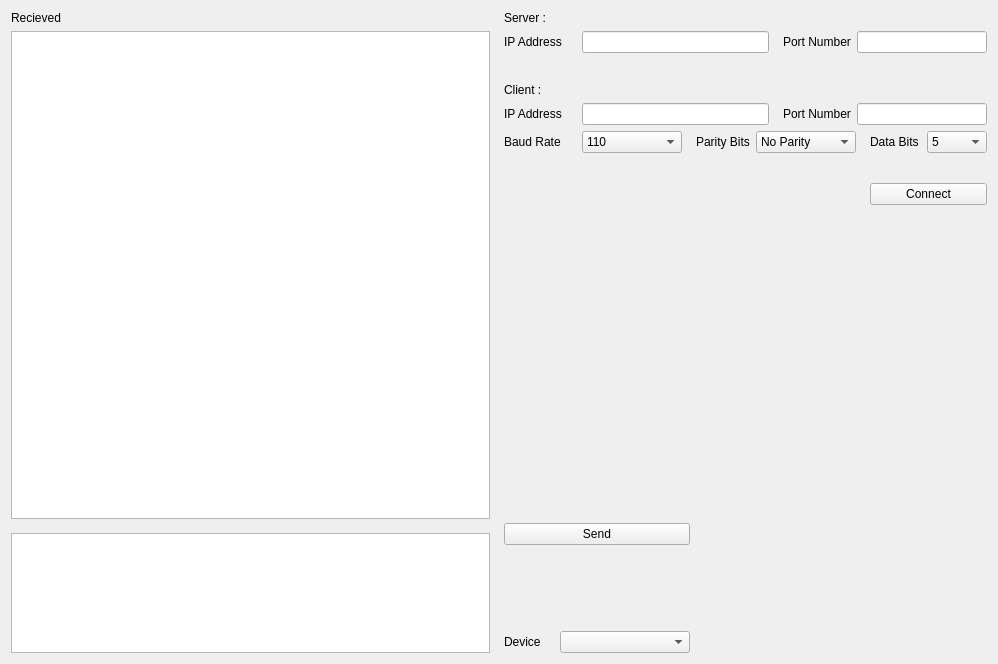
Above: src/gui/ui_files/ethernet_tab.ui from SourabhSNath/Port_Communication before the change. Below: the same form after it.
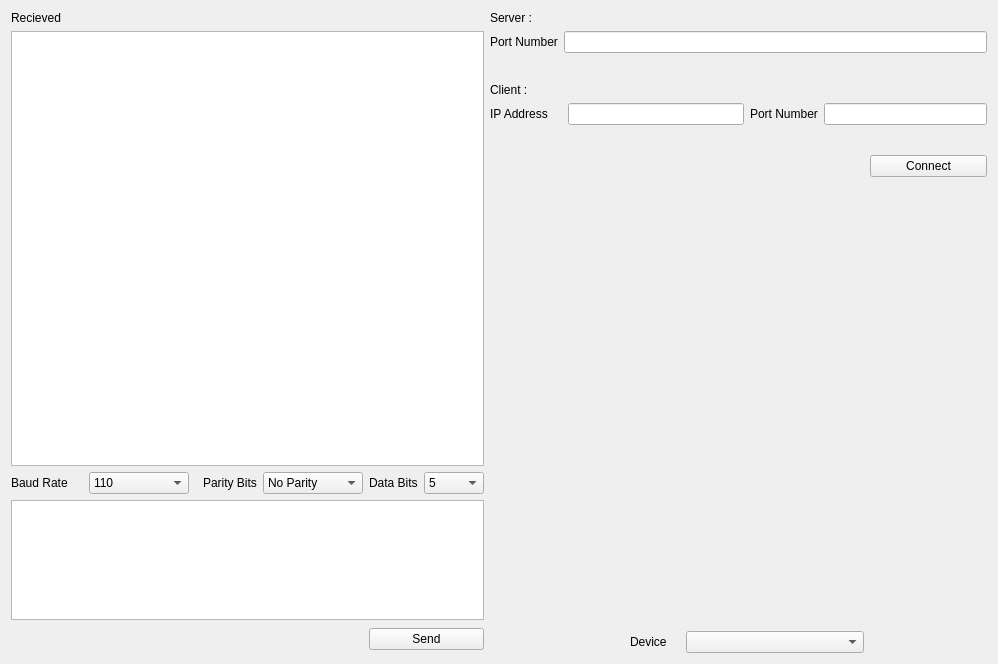
That is the form after the change.

What changed in the file:
```diff
--- a/src/gui/ui_files/ethernet_tab.ui
+++ b/src/gui/ui_files/ethernet_tab.ui
@@ -14,125 +14,25 @@
    <string>Form</string>
   </property>
   <layout class="QHBoxLayout" name="horizontalLayout">
-   <item>
-    <layout class="QVBoxLayout" name="eth_message_ox">
-     <property name="rightMargin">
-      <number>8</number>
-     </property>
-     <item>
-      <widget class="QLabel" name="eth_recieved_label">
-       <property name="text">
-        <string>Recieved</string>
-       </property>
-      </widget>
-     </item>
-     <item>
-      <widget class="QTextEdit" name="eth_recieved_message_text_output"/>
-     </item>
-     <item>
-      <layout class="QHBoxLayout" name="eth_send_message_box">
-       <property name="topMargin">
-        <number>8</number>
-       </property>
-       <item>
-        <widget class="QTextEdit" name="eth_send_message_input">
-         <property name="sizePolicy">
-          <sizepolicy hsizetype="Expanding" vsizetype="Fixed">
-           <horstretch>0</horstretch>
-           <verstretch>0</verstretch>
-          </sizepolicy>
-         </property>
-         <property name="minimumSize">
-          <size>
-           <width>0</width>
-           <height>120</height>
-          </size>
-         </property>
-         <property name="maximumSize">
-          <size>
-           <width>16777215</width>
-           <height>120</height>
-          </size>
-         </property>
-         <property name="html">
-          <string>&lt;!DOCTYPE HTML PUBLIC &quot;-//W3C//DTD HTML 4.0//EN&quot; &quot;http://www.w3.org/TR/REC-html40/strict.dtd&quot;&gt;
-&lt;html&gt;&lt;head&gt;&lt;meta name=&quot;qrichtext&quot; content=&quot;1&quot; /&gt;&lt;style type=&quot;text/css&quot;&gt;
-p, li { white-space: pre-wrap; }
-&lt;/style&gt;&lt;/head&gt;&lt;body style=&quot; font-family:'Noto Sans'; font-size:10pt; font-weight:400; font-style:normal;&quot;&gt;
-&lt;p style=&quot;-qt-paragraph-type:empty; margin-top:0px; margin-bottom:0px; margin-left:0px; margin-right:0px; -qt-block-indent:0; text-indent:0px;&quot;&gt;&lt;br /&gt;&lt;/p&gt;&lt;/body&gt;&lt;/html&gt;</string>
-         </property>
-        </widget>
-       </item>
-      </layout>
-     </item>
-    </layout>
-   </item>
    <item>
     <layout class="QGridLayout" name="gridLayout">
-     <item row="3" column="2" colspan="3">
-      <spacer name="verticalSpacer_6">
+     <item row="4" column="1">
+      <spacer name="verticalSpacer_5">
        <property name="orientation">
         <enum>Qt::Vertical</enum>
        </property>
        <property name="sizeType">
-        <enum>QSizePolicy::Fixed</enum>
+        <enum>QSizePolicy::Minimum</enum>
        </property>
        <property name="sizeHint" stdset="0">
         <size>
-         <width>234</width>
-         <height>24</height>
+         <width>120</width>
+         <height>27</height>
         </size>
        </property>
       </spacer>
      </item>
-     <item row="1" column="0" colspan="4">
-      <layout class="QFormLayout" name="server_address_box">
-       <property name="rightMargin">
-        <number>8</number>
-       </property>
-       <item row="0" column="0">
-        <widget class="QLabel" name="server_address_label">
-         <property name="minimumSize">
-          <size>
-           <width>72</width>
-           <height>0</height>
-          </size>
-         </property>
-         <property name="maximumSize">
-          <size>
-           <width>72</width>
-           <height>16777215</height>
-          </size>
-         </property>
-         <property name="text">
-          <string>IP Address</string>
-         </property>
-        </widget>
-       </item>
-       <item row="0" column="1">
-        <widget class="QLineEdit" name="server_recipient_address_input"/>
-       </item>
-      </layout>
-     </item>
-     <item row="5" column="4" colspan="2">
-      <layout class="QFormLayout" name="recipient_port_number_box">
-       <item row="0" column="0">
-        <widget class="QLabel" name="recipient_port_no_label">
-         <property name="text">
-          <string>Port Number</string>
-         </property>
-        </widget>
-       </item>
-       <item row="0" column="1">
-        <widget class="QLineEdit" name="recipient_port_no_input">
-         <property name="placeholderText">
-          <string/>
-         </property>
-        </widget>
-       </item>
-      </layout>
-     </item>
-     <item row="6" column="5">
+     <item row="2" column="2">
       <layout class="QHBoxLayout" name="eth_data_bit_box">
        <property name="rightMargin">
         <number>0</number>
@@ -194,64 +94,9 @@
        </item>
       </layout>
      </item>
-     <item row="5" column="0" colspan="4">
-      <layout class="QFormLayout" name="client_address_box">
-       <property name="rightMargin">
-        <number>8</number>
-       </property>
+     <item row="2" column="1">
+      <layout class="QFormLayout" name="formLayout">
        <item row="0" column="0">
-        <widget class="QLabel" name="client_address_label">
-         <property name="minimumSize">
-          <size>
-           <width>72</width>
-           <height>0</height>
-          </size>
-         </property>
-         <property name="maximumSize">
-          <size>
-           <width>72</width>
-           <height>16777215</height>
-          </size>
-         </property>
-         <property name="text">
-          <string>IP Address</string>
-         </property>
-        </widget>
-       </item>
-       <item row="0" column="1">
-        <widget class="QLineEdit" name="client_recipient_address_input"/>
-       </item>
-      </layout>
-     </item>
-     <item row="4" column="0">
-      <widget class="QLabel" name="client_label">
-       <property name="text">
-        <string>Client :</string>
-       </property>
-      </widget>
-     </item>
-     <item row="11" column="1" colspan="2">
-      <spacer name="verticalSpacer_7">
-       <property name="orientation">
-        <enum>Qt::Vertical</enum>
-       </property>
-       <property name="sizeType">
-        <enum>QSizePolicy::Preferred</enum>
-       </property>
-       <property name="sizeHint" stdset="0">
-        <size>
-         <width>120</width>
-         <height>80</height>
-        </size>
-       </property>
-      </spacer>
-     </item>
-     <item row="6" column="3" colspan="2">
-      <layout class="QHBoxLayout" name="eth_parity_bit_box">
-       <property name="rightMargin">
-        <number>8</number>
-       </property>
-       <item>
         <widget class="QLabel" name="eth_parity_label">
          <property name="minimumSize">
           <size>
@@ -270,7 +115,7 @@
          </property>
         </widget>
        </item>
-       <item>
+       <item row="0" column="1">
         <widget class="QComboBox" name="eth_parity_combobox">
          <property name="sizePolicy">
           <sizepolicy hsizetype="Preferred" vsizetype="Fixed">
@@ -303,23 +148,14 @@
        </item>
       </layout>
      </item>
-     <item row="9" column="0" colspan="3">
-      <spacer name="verticalSpacer_5">
-       <property name="orientation">
-        <enum>Qt::Vertical</enum>
+     <item row="0" column="0">
+      <widget class="QLabel" name="eth_recieved_label">
+       <property name="text">
+        <string>Recieved</string>
        </property>
-       <property name="sizeType">
-        <enum>QSizePolicy::Expanding</enum>
-       </property>
-       <property name="sizeHint" stdset="0">
-        <size>
-         <width>120</width>
-         <height>27</height>
-        </size>
-       </property>
-      </spacer>
+      </widget>
      </item>
-     <item row="6" column="0" colspan="3">
+     <item row="2" column="0">
       <layout class="QHBoxLayout" name="eth_baud_rate_box">
        <property name="rightMargin">
         <number>8</number>
@@ -360,27 +196,49 @@
        </item>
       </layout>
      </item>
-     <item row="8" column="5">
-      <widget class="QPushButton" name="connect_eth_button">
+     <item row="3" column="0" colspan="3">
+      <widget class="QTextEdit" name="eth_send_message_input">
+       <property name="sizePolicy">
+        <sizepolicy hsizetype="Expanding" vsizetype="Fixed">
+         <horstretch>0</horstretch>
+         <verstretch>0</verstretch>
+        </sizepolicy>
+       </property>
+       <property name="minimumSize">
+        <size>
+         <width>0</width>
+         <height>120</height>
+        </size>
+       </property>
+       <property name="maximumSize">
+        <size>
+         <width>16777215</width>
+         <height>120</height>
+        </size>
+       </property>
+       <property name="html">
+        <string>&lt;!DOCTYPE HTML PUBLIC &quot;-//W3C//DTD HTML 4.0//EN&quot; &quot;http://www.w3.org/TR/REC-html40/strict.dtd&quot;&gt;
+&lt;html&gt;&lt;head&gt;&lt;meta name=&quot;qrichtext&quot; content=&quot;1&quot; /&gt;&lt;style type=&quot;text/css&quot;&gt;
+p, li { white-space: pre-wrap; }
+&lt;/style&gt;&lt;/head&gt;&lt;body style=&quot; font-family:'Noto Sans'; font-size:10pt; font-weight:400; font-style:normal;&quot;&gt;
+&lt;p style=&quot;-qt-paragraph-type:empty; margin-top:0px; margin-bottom:0px; margin-left:0px; margin-right:0px; -qt-block-indent:0; text-indent:0px;&quot;&gt;&lt;br /&gt;&lt;/p&gt;&lt;/body&gt;&lt;/html&gt;</string>
+       </property>
+      </widget>
+     </item>
+     <item row="1" column="0" colspan="3">
+      <widget class="QTextEdit" name="eth_recieved_message_text_output"/>
+     </item>
+     <item row="4" column="2">
+      <widget class="QPushButton" name="eth_send_button">
        <property name="text">
-        <string>Connect</string>
+        <string>Send</string>
        </property>
       </widget>
      </item>
-     <item row="1" column="4" colspan="2">
-      <layout class="QFormLayout" name="server_port_number_box">
-       <item row="0" column="0">
-        <widget class="QLabel" name="server_port_no_label">
-         <property name="text">
-          <string>Port Number</string>
-         </property>
-        </widget>
-       </item>
-       <item row="0" column="1">
-        <widget class="QLineEdit" name="server_port_no_input"/>
-       </item>
-      </layout>
-     </item>
+    </layout>
+   </item>
+   <item>
+    <layout class="QGridLayout" name="gridLayout_2" columnstretch="2,0,0,0">
      <item row="0" column="0">
       <widget class="QLabel" name="server_label">
        <property name="text">
@@ -388,8 +246,114 @@
        </property>
       </widget>
      </item>
-     <item row="12" column="0" colspan="3">
-      <layout class="QFormLayout" name="eth_device_name_box">
+     <item row="2" column="1" colspan="2">
+      <spacer name="verticalSpacer_6">
+       <property name="orientation">
+        <enum>Qt::Vertical</enum>
+       </property>
+       <property name="sizeType">
+        <enum>QSizePolicy::Fixed</enum>
+       </property>
+       <property name="sizeHint" stdset="0">
+        <size>
+         <width>234</width>
+         <height>24</height>
+        </size>
+       </property>
+      </spacer>
+     </item>
+     <item row="3" column="0">
+      <widget class="QLabel" name="label">
+       <property name="text">
+        <string>Client :</string>
+       </property>
+      </widget>
+     </item>
+     <item row="4" column="0" colspan="2">
+      <layout class="QFormLayout" name="client_ip_box">
+       <item row="0" column="0">
+        <widget class="QLabel" name="client_address_label">
+         <property name="minimumSize">
+          <size>
+           <width>72</width>
+           <height>0</height>
+          </size>
+         </property>
+         <property name="maximumSize">
+          <size>
+           <width>72</width>
+           <height>16777215</height>
+          </size>
+         </property>
+         <property name="text">
+          <string>IP Address</string>
+         </property>
+        </widget>
+       </item>
+       <item row="0" column="1">
+        <widget class="QLineEdit" name="client_recipient_address_input"/>
+       </item>
+      </layout>
+     </item>
+     <item row="4" column="2" colspan="2">
+      <layout class="QFormLayout" name="client_port_box">
+       <item row="0" column="0">
+        <widget class="QLabel" name="recipient_port_no_label">
+         <property name="text">
+          <string>Port Number</string>
+         </property>
+        </widget>
+       </item>
+       <item row="0" column="1">
+        <widget class="QLineEdit" name="recipient_port_no_input">
+         <property name="placeholderText">
+          <string/>
+         </property>
+        </widget>
+       </item>
+      </layout>
+     </item>
+     <item row="5" column="3">
+      <spacer name="verticalSpacer_4">
+       <property name="orientation">
+        <enum>Qt::Vertical</enum>
+       </property>
+       <property name="sizeType">
+        <enum>QSizePolicy::Fixed</enum>
+       </property>
+       <property name="sizeHint" stdset="0">
+        <size>
+         <width>117</width>
+         <height>24</height>
+        </size>
+       </property>
+      </spacer>
+     </item>
+     <item row="6" column="3">
+      <widget class="QPushButton" name="connect_eth_button">
+       <property name="text">
+        <string>Connect</string>
+       </property>
+      </widget>
+     </item>
+     <item row="7" column="1" colspan="2">
+      <spacer name="verticalSpacer_7">
+       <property name="orientation">
+        <enum>Qt::Vertical</enum>
+       </property>
+       <property name="sizeType">
+        <enum>QSizePolicy::Expanding</enum>
+       </property>
+       <property name="sizeHint" stdset="0">
+        <size>
+         <width>120</width>
+         <height>80</height>
+        </size>
+       </property>
+      </spacer>
+     </item>
+     <item row="8" column="1" colspan="2">
+      <layout class="QFormLayout" name="eth_device_box">
        <item row="0" column="0">
         <widget class="QLabel" name="eth_device_label">
          <property name="minimumSize">
@@ -424,28 +388,19 @@
        </item>
       </layout>
      </item>
-     <item row="10" column="0" colspan="3">
-      <widget class="QPushButton" name="eth_send_button">
-       <property name="text">
-        <string>Send</string>
-       </property>
-      </widget>
-     </item>
-     <item row="7" column="5">
-      <spacer name="verticalSpacer_4">
-       <property name="orientation">
-        <enum>Qt::Vertical</enum>
-       </property>
-       <property name="sizeType">
-        <enum>QSizePolicy::Fixed</enum>
-       </property>
-       <property name="sizeHint" stdset="0">
-        <size>
-         <width>117</width>
-         <height>24</height>
-        </size>
-       </property>
-      </spacer>
+     <item row="1" column="0" colspan="4">
+      <layout class="QFormLayout" name="server_port_box">
+       <item row="0" column="0">
+        <widget class="QLabel" name="server_port_no_label">
+         <property name="text">
+          <string>Port Number</string>
+         </property>
+        </widget>
+       </item>
+       <item row="0" column="1">
+        <widget class="QLineEdit" name="server_port_no_input"/>
+       </item>
+      </layout>
      </item>
     </layout>
    </item>
```
